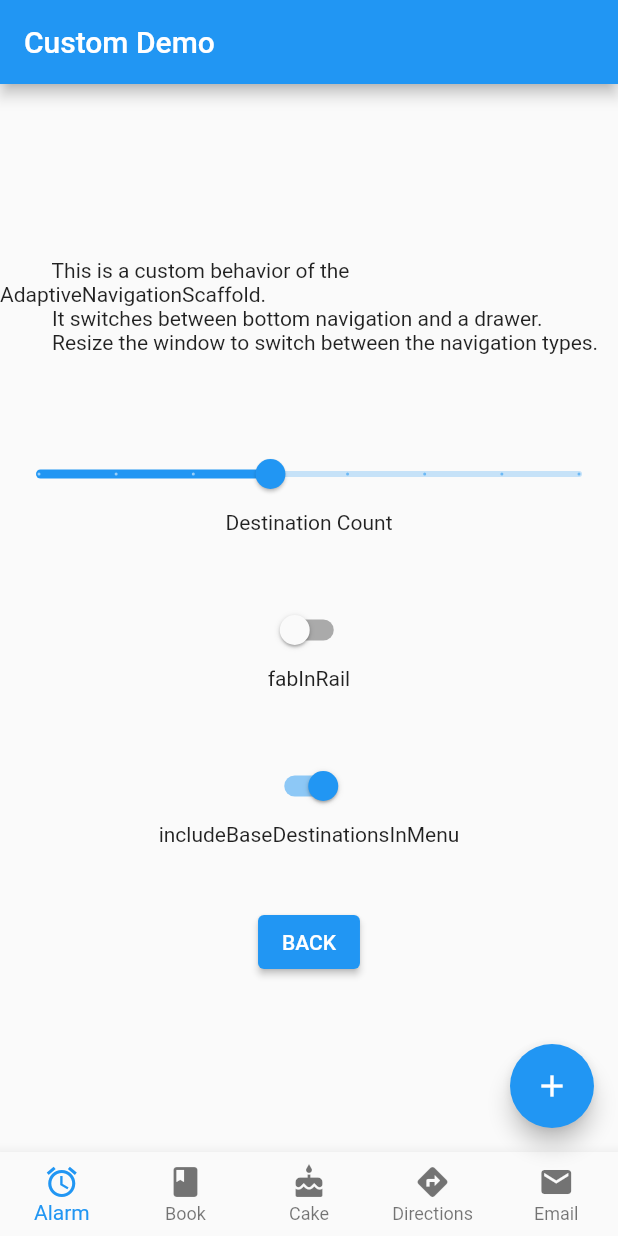
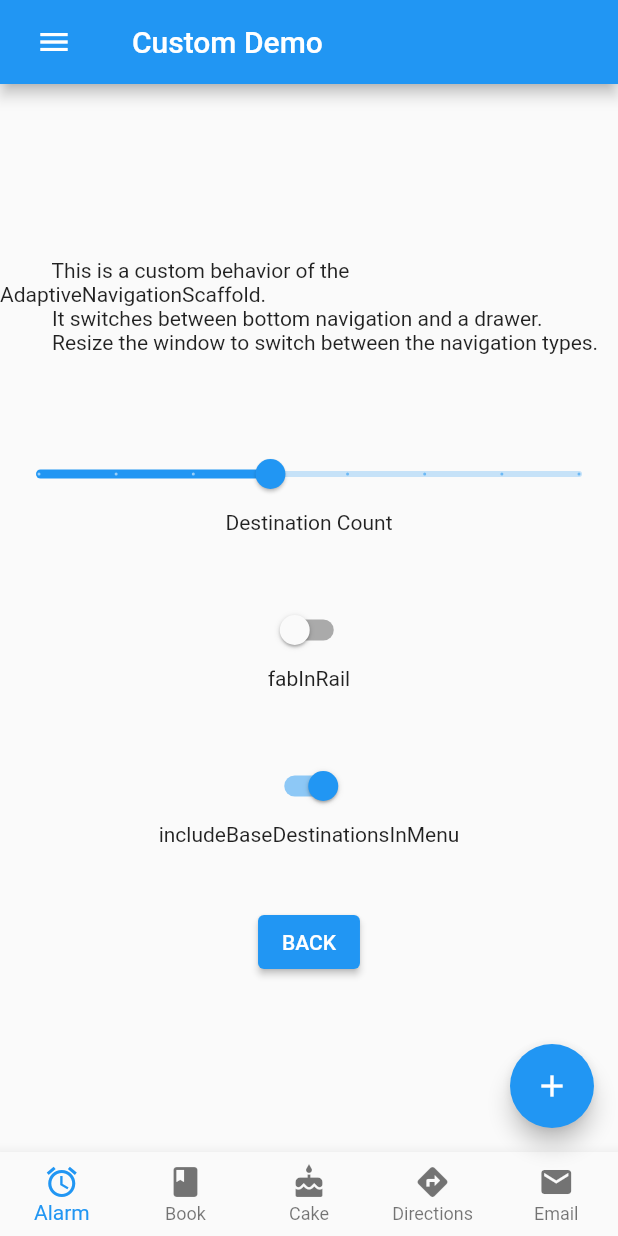
Before and after one commit to material-foundation/material-components-flutter-adaptive, a Flutter app: the screen it shows after launch, after a tap on "Default Scaffold", after a tap on "BACK", after a tap on "Custom Scaffold", on a phone screen of 412 x 824 dp. Run offline on Flutter 3.47's test engine with Material 2 defaults, Android fonts, the phone set to English and light mode, and no system bars.

Commit message:
add menu

```diff
--- a/adaptive_navigation/example/lib/custom_scaffold.dart
+++ b/adaptive_navigation/example/lib/custom_scaffold.dart
@@ -18,7 +18,10 @@ class _CustomScaffoldDemoState extends State<CustomScaffoldDemo> {
     return AdaptiveNavigationScaffold(
       selectedIndex: 0,
       destinations: _allDestinations.sublist(0, _destinationCount),
-      appBar: AdaptiveAppBar(title: const Text('Custom Demo')),
+      appBar: AdaptiveAppBar(
+        title: const Text('Custom Demo'),
+        leading: const Icon(Icons.menu),
+      ),
       body: _body(),
       floatingActionButton: FloatingActionButton(
         child: const Icon(Icons.add),
--- a/adaptive_navigation/example/lib/default_scaffold.dart
+++ b/adaptive_navigation/example/lib/default_scaffold.dart
@@ -22,7 +22,10 @@ class _DefaultScaffoldDemoState extends State<DefaultScaffoldDemo> {
     return AdaptiveNavigationScaffold(
       selectedIndex: 0,
       destinations: _allDestinations.sublist(0, _destinationCount),
-      appBar: AdaptiveAppBar(title: const Text('Default Demo')),
+      appBar: AdaptiveAppBar(
+        title: const Text('Default Demo'),
+        leading: const Icon(Icons.menu),
+      ),
       body: _body(),
       floatingActionButton: FloatingActionButton(
         child: const Icon(Icons.add),
```
